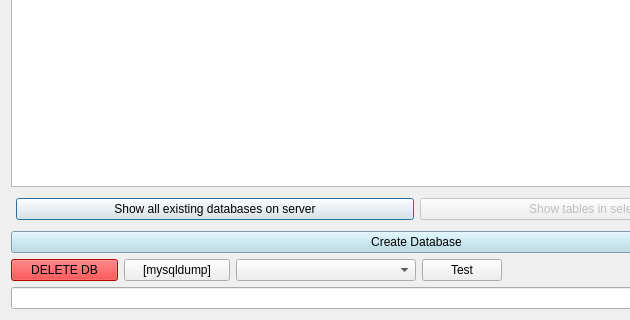
Above: databases.ui from TiReks33/adb-explorer before the change; both pictures show x 0 to 630 and y 244 to 564 of the 833 by 564 pixel window. Below: the same form after it.
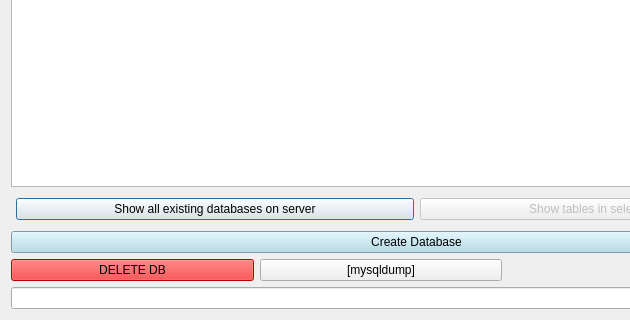
That is the form after the change.

```diff
--- a/databases.ui
+++ b/databases.ui
@@ -111,29 +111,6 @@
        </property>
       </widget>
      </item>
-     <item>
-      <widget class="QComboBox" name="comboBox">
-       <property name="sizePolicy">
-        <sizepolicy hsizetype="MinimumExpanding" vsizetype="Fixed">
-         <horstretch>0</horstretch>
-         <verstretch>0</verstretch>
-        </sizepolicy>
-       </property>
-       <property name="minimumSize">
-        <size>
-         <width>180</width>
-         <height>0</height>
-        </size>
-       </property>
-      </widget>
-     </item>
-     <item>
-      <widget class="QPushButton" name="comboBox_test_button">
-       <property name="text">
-        <string>Test</string>
-       </property>
-      </widget>
-     </item>
      <item>
       <spacer name="horizontalSpacer">
        <property name="orientation">
```
